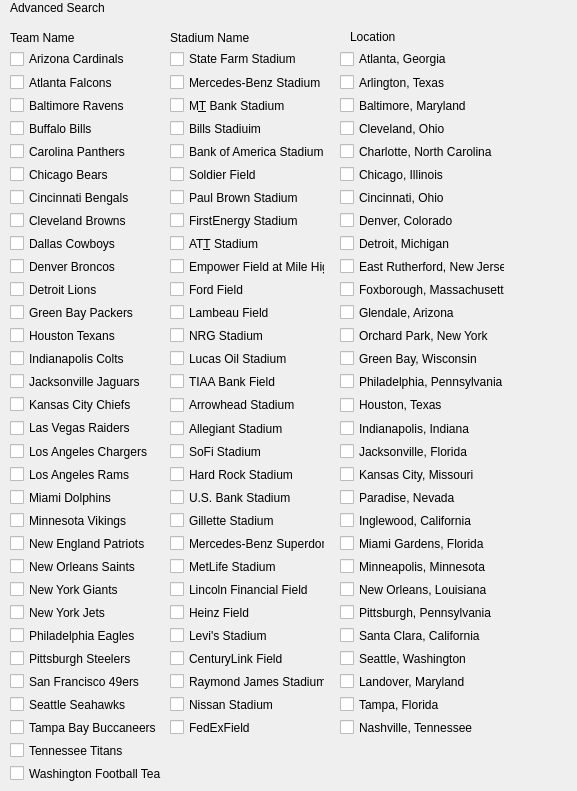
First picture: the form in NFL-Pamphlet/helpwindow.ui, repository jasperdoan/NFL-Pamphlet, before the edit.
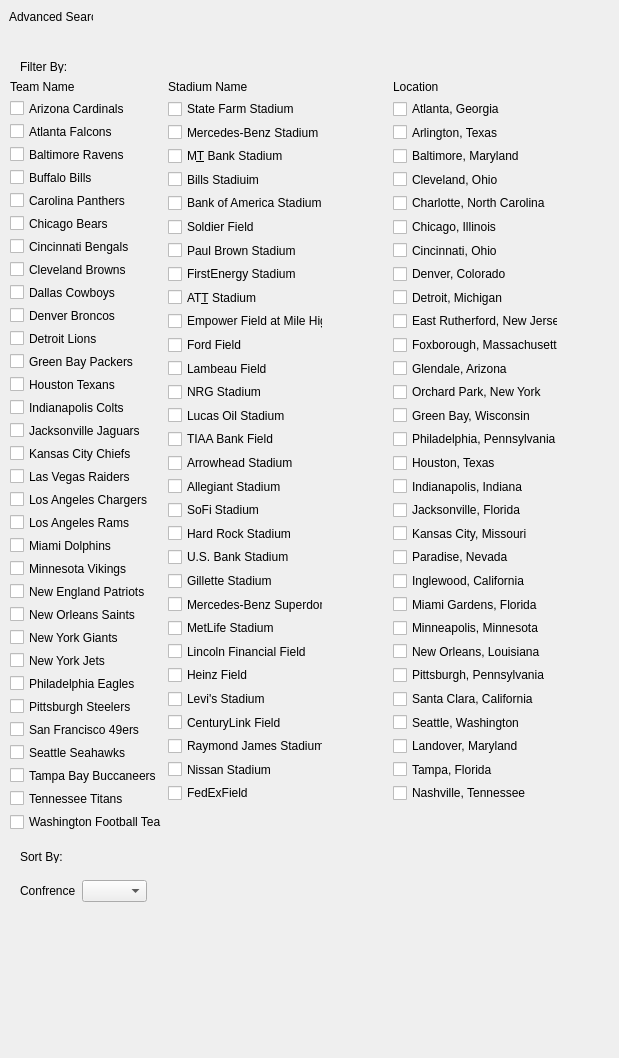
Second picture: the form after the edit.

Commit message: layout update + unfinished combo box

What changed in the file:
```diff
--- a/NFL-Pamphlet/helpwindow.ui
+++ b/NFL-Pamphlet/helpwindow.ui
@@ -6,8 +6,8 @@
    <rect>
     <x>0</x>
     <y>0</y>
-    <width>577</width>
-    <height>791</height>
+    <width>619</width>
+    <height>1058</height>
    </rect>
   </property>
   <property name="acceptDrops">
@@ -25,9 +25,9 @@
   <widget class="QLabel" name="label">
    <property name="geometry">
     <rect>
-     <x>10</x>
-     <y>0</y>
-     <width>321</width>
+     <x>9</x>
+     <y>9</y>
+     <width>84</width>
      <height>16</height>
     </rect>
    </property>
@@ -35,70 +35,29 @@
     <string>Advanced Search</string>
    </property>
   </widget>
-  <widget class="QLabel" name="label_2">
+  <widget class="QWidget" name="layoutWidget">
    <property name="geometry">
     <rect>
-     <x>10</x>
-     <y>30</y>
-     <width>101</width>
-     <height>16</height>
-    </rect>
-   </property>
-   <property name="cursor">
-    <cursorShape>ArrowCursor</cursorShape>
-   </property>
-   <property name="text">
-    <string>Team Name</string>
-   </property>
-  </widget>
-  <widget class="QLabel" name="label_3">
-   <property name="geometry">
-    <rect>
-     <x>170</x>
-     <y>30</y>
-     <width>141</width>
-     <height>16</height>
-    </rect>
-   </property>
-   <property name="cursor">
-    <cursorShape>ArrowCursor</cursorShape>
-   </property>
-   <property name="text">
-    <string>Stadium Name</string>
-   </property>
-  </widget>
-  <widget class="QLabel" name="label_4">
-   <property name="geometry">
-    <rect>
-     <x>350</x>
-     <y>30</y>
-     <width>47</width>
-     <height>13</height>
-    </rect>
-   </property>
-   <property name="cursor">
-    <cursorShape>WhatsThisCursor</cursorShape>
-   </property>
-   <property name="whatsThis">
-    <string>&lt;html&gt;&lt;head/&gt;&lt;body&gt;&lt;p&gt;location of the NFL team&lt;/p&gt;&lt;/body&gt;&lt;/html&gt;</string>
-   </property>
-   <property name="text">
-    <string>Location</string>
-   </property>
-  </widget>
-  <widget class="QWidget" name="">
-   <property name="geometry">
-    <rect>
-     <x>170</x>
-     <y>50</y>
+     <x>168</x>
+     <y>80</y>
      <width>155</width>
-     <height>686</height>
+     <height>757</height>
     </rect>
    </property>
    <property name="cursor">
     <cursorShape>PointingHandCursor</cursorShape>
    </property>
    <layout class="QVBoxLayout" name="verticalLayout">
+    <item>
+     <widget class="QLabel" name="label_3">
+      <property name="cursor">
+       <cursorShape>ArrowCursor</cursorShape>
+      </property>
+      <property name="text">
+       <string>Stadium Name</string>
+      </property>
+     </widget>
+    </item>
     <item>
      <widget class="QCheckBox" name="checkBox_37">
       <property name="cursor">
@@ -399,21 +358,57 @@
       </property>
      </widget>
     </item>
+    <item>
+     <spacer name="horizontalSpacer_3">
+      <property name="orientation">
+       <enum>Qt::Horizontal</enum>
+      </property>
+      <property name="sizeHint" stdset="0">
+       <size>
+        <width>40</width>
+        <height>20</height>
+       </size>
+      </property>
+     </spacer>
+    </item>
+    <item>
+     <spacer name="horizontalSpacer">
+      <property name="orientation">
+       <enum>Qt::Horizontal</enum>
+      </property>
+      <property name="sizeHint" stdset="0">
+       <size>
+        <width>40</width>
+        <height>20</height>
+       </size>
+      </property>
+     </spacer>
+    </item>
    </layout>
   </widget>
-  <widget class="QWidget" name="">
+  <widget class="QWidget" name="layoutWidget">
    <property name="geometry">
     <rect>
      <x>10</x>
-     <y>50</y>
+     <y>80</y>
      <width>152</width>
-     <height>732</height>
+     <height>751</height>
     </rect>
    </property>
    <property name="cursor">
     <cursorShape>PointingHandCursor</cursorShape>
    </property>
    <layout class="QVBoxLayout" name="verticalLayout_2">
+    <item>
+     <widget class="QLabel" name="label_2">
+      <property name="cursor">
+       <cursorShape>ArrowCursor</cursorShape>
+      </property>
+      <property name="text">
+       <string>Team Name</string>
+      </property>
+     </widget>
+    </item>
     <item>
      <widget class="QCheckBox" name="checkBox">
       <property name="cursor">
@@ -733,16 +728,29 @@
     </item>
    </layout>
   </widget>
-  <widget class="QWidget" name="">
+  <widget class="QWidget" name="layoutWidget">
    <property name="geometry">
     <rect>
-     <x>340</x>
-     <y>50</y>
+     <x>393</x>
+     <y>80</y>
      <width>165</width>
-     <height>686</height>
+     <height>757</height>
     </rect>
    </property>
    <layout class="QVBoxLayout" name="verticalLayout_3">
+    <item>
+     <widget class="QLabel" name="label_4">
+      <property name="cursor">
+       <cursorShape>WhatsThisCursor</cursorShape>
+      </property>
+      <property name="whatsThis">
+       <string>&lt;html&gt;&lt;head/&gt;&lt;body&gt;&lt;p&gt;location of the NFL team&lt;/p&gt;&lt;/body&gt;&lt;/html&gt;</string>
+      </property>
+      <property name="text">
+       <string>Location</string>
+      </property>
+     </widget>
+    </item>
     <item>
      <widget class="QCheckBox" name="checkBox_68">
       <property name="cursor">
@@ -1042,6 +1050,80 @@
        <string>Nashville, Tennessee</string>
       </property>
      </widget>
+    </item>
+    <item>
+     <spacer name="horizontalSpacer_4">
+      <property name="orientation">
+       <enum>Qt::Horizontal</enum>
+      </property>
+      <property name="sizeHint" stdset="0">
+       <size>
+        <width>40</width>
+        <height>20</height>
+       </size>
+      </property>
+     </spacer>
+    </item>
+    <item>
+     <spacer name="horizontalSpacer_5">
+      <property name="orientation">
+       <enum>Qt::Horizontal</enum>
+      </property>
+      <property name="sizeHint" stdset="0">
+       <size>
+        <width>40</width>
+        <height>20</height>
+       </size>
+      </property>
+     </spacer>
+    </item>
+   </layout>
+  </widget>
+  <widget class="QLabel" name="label_6">
+   <property name="geometry">
+    <rect>
+     <x>20</x>
+     <y>850</y>
+     <width>47</width>
+     <height>13</height>
+    </rect>
+   </property>
+   <property name="text">
+    <string>Sort By:</string>
+   </property>
+  </widget>
+  <widget class="QLabel" name="label_7">
+   <property name="geometry">
+    <rect>
+     <x>20</x>
+     <y>60</y>
+     <width>47</width>
+     <height>13</height>
+    </rect>
+   </property>
+   <property name="text">
+    <string>Filter By:</string>
+   </property>
+  </widget>
+  <widget class="QWidget" name="">
+   <property name="geometry">
+    <rect>
+     <x>20</x>
+     <y>880</y>
+     <width>127</width>
+     <height>22</height>
+    </rect>
+   </property>
+   <layout class="QHBoxLayout" name="horizontalLayout">
+    <item>
+     <widget class="QLabel" name="label_5">
+      <property name="text">
+       <string>Confrence</string>
+      </property>
+     </widget>
+    </item>
+    <item>
+     <widget class="QComboBox" name="comboBox"/>
     </item>
    </layout>
   </widget>
```
